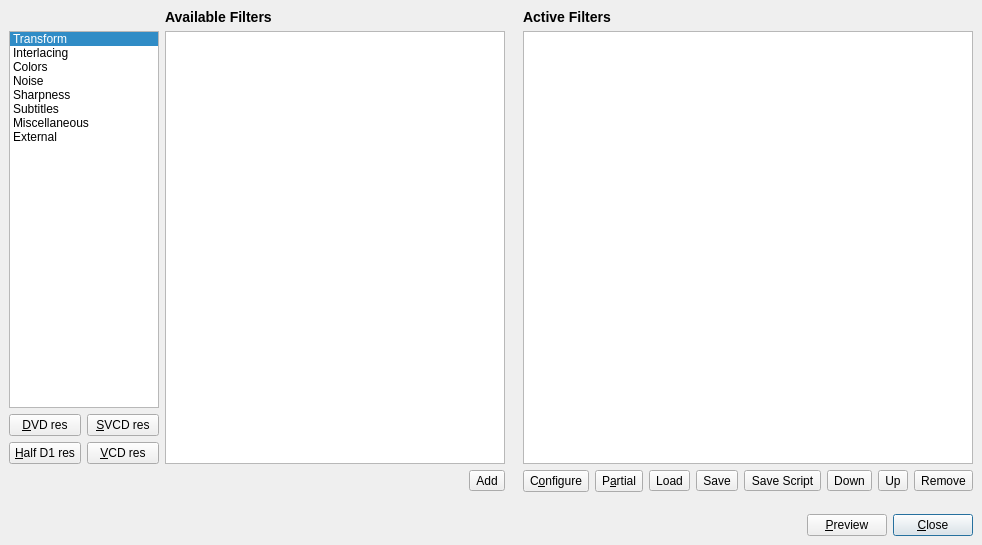
Old version of the form branches/avidemux_2.5_branch_gruntster/avidemux/ADM_userInterfaces/ADM_QT4/ADM_filters/mainfilter.ui in the repository BackupTheBerlios/avidemux-svn.
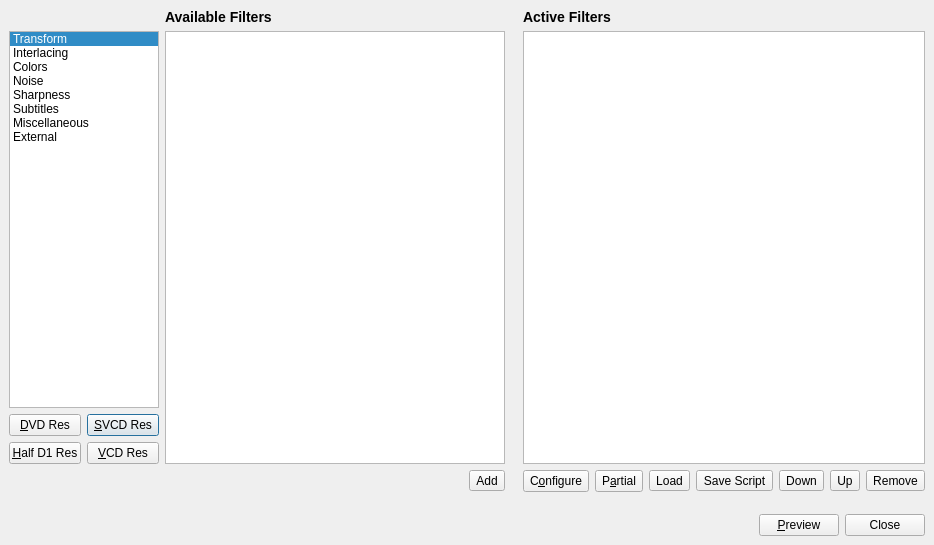
New version of the form. Icons and pictures are not drawn.

```diff
--- a/branches/avidemux_2.5_branch_gruntster/avidemux/ADM_userInterfaces/ADM_QT4/ADM_filters/mainfilter.ui
+++ b/branches/avidemux_2.5_branch_gruntster/avidemux/ADM_userInterfaces/ADM_QT4/ADM_filters/mainfilter.ui
@@ -58,7 +58,7 @@
           </size>
          </property>
          <property name="text" >
-          <string>&amp;SVCD res</string>
+          <string>&amp;SVCD Res</string>
          </property>
          <property name="icon" >
           <iconset resource="filter.qrc" >:/new/prefix1/icons/cd.png</iconset>
@@ -70,7 +70,7 @@
          <property name="sizePolicy" >
           <sizepolicy>
            <hsizetype>5</hsizetype>
-           <vsizetype>0</vsizetype>
+           <vsizetype>5</vsizetype>
            <horstretch>0</horstretch>
            <verstretch>0</verstretch>
           </sizepolicy>
@@ -82,7 +82,7 @@
           </size>
          </property>
          <property name="text" >
-          <string>&amp;VCD res</string>
+          <string>&amp;VCD Res</string>
          </property>
          <property name="icon" >
           <iconset resource="filter.qrc" >:/new/prefix1/icons/cd.png</iconset>
@@ -93,8 +93,8 @@
         <widget class="QPushButton" name="pushButtonHalfDVD" >
          <property name="sizePolicy" >
           <sizepolicy>
-           <hsizetype>7</hsizetype>
-           <vsizetype>5</vsizetype>
+           <hsizetype>5</hsizetype>
+           <vsizetype>0</vsizetype>
            <horstretch>0</horstretch>
            <verstretch>0</verstretch>
           </sizepolicy>
@@ -106,7 +106,7 @@
           </size>
          </property>
          <property name="text" >
-          <string>&amp;Half D1 res</string>
+          <string>&amp;Half D1 Res</string>
          </property>
          <property name="icon" >
           <iconset resource="filter.qrc" >:/new/prefix1/icons/cd.png</iconset>
@@ -130,7 +130,7 @@
           </size>
          </property>
          <property name="text" >
-          <string>&amp;DVD res</string>
+          <string>&amp;DVD Res</string>
          </property>
          <property name="icon" >
           <iconset resource="filter.qrc" >:/new/prefix1/icons/cd.png</iconset>
@@ -373,16 +373,6 @@
          </property>
         </widget>
        </item>
-       <item>
-        <widget class="QToolButton" name="toolButtonSave" >
-         <property name="text" >
-          <string>Save</string>
-         </property>
-         <property name="icon" >
-          <iconset resource="filter.qrc" >:/new/prefix1/icons/filesave.png</iconset>
-         </property>
-        </widget>
-       </item>
        <item>
         <widget class="QToolButton" name="toolButtonSaveScript" >
          <property name="text" >
@@ -529,15 +519,20 @@
       </widget>
      </item>
      <item>
-      <widget class="QPushButton" name="buttonClose" >
-       <property name="text" >
-        <string>&amp;Close</string>
+      <widget class="QDialogButtonBox" name="buttonBox" >
+       <property name="sizePolicy" >
+        <sizepolicy>
+         <hsizetype>0</hsizetype>
+         <vsizetype>0</vsizetype>
+         <horstretch>0</horstretch>
+         <verstretch>0</verstretch>
+        </sizepolicy>
        </property>
-       <property name="icon" >
-        <iconset resource="filter.qrc" >:/new/prefix1/icons/close.png</iconset>
+       <property name="orientation" >
+        <enum>Qt::Horizontal</enum>
        </property>
-       <property name="default" >
-        <bool>true</bool>
+       <property name="standardButtons" >
+        <set>QDialogButtonBox::Close</set>
        </property>
       </widget>
      </item>
```
Left out of the diff: 41 changed lines with no effect on the pictures.
